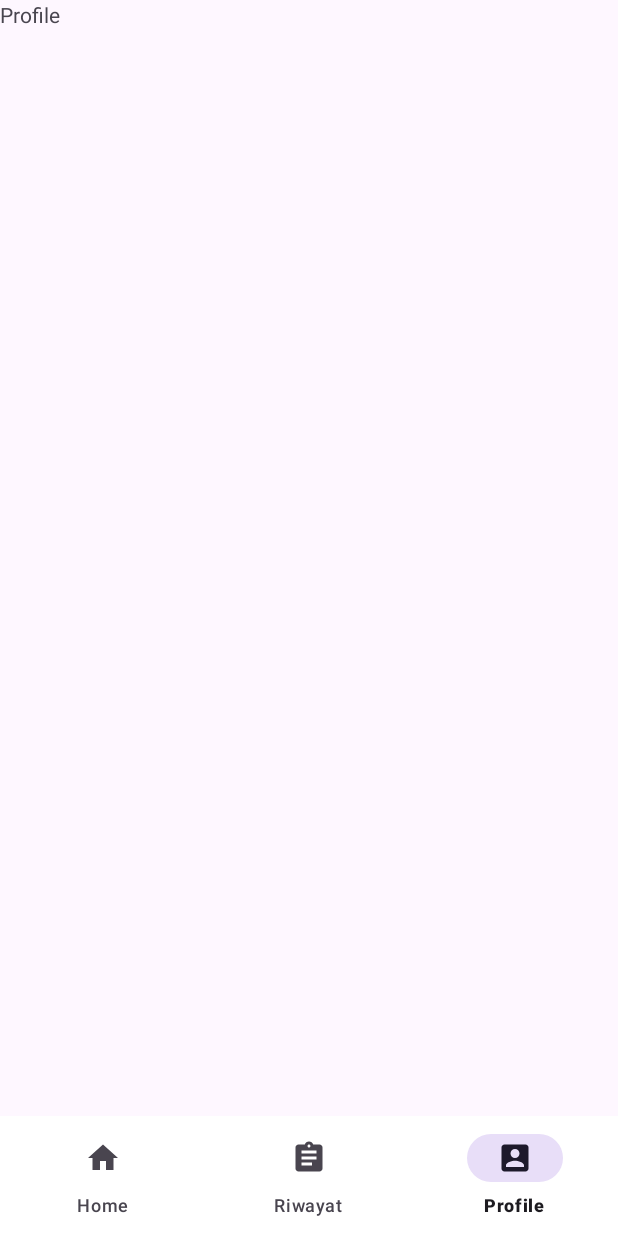
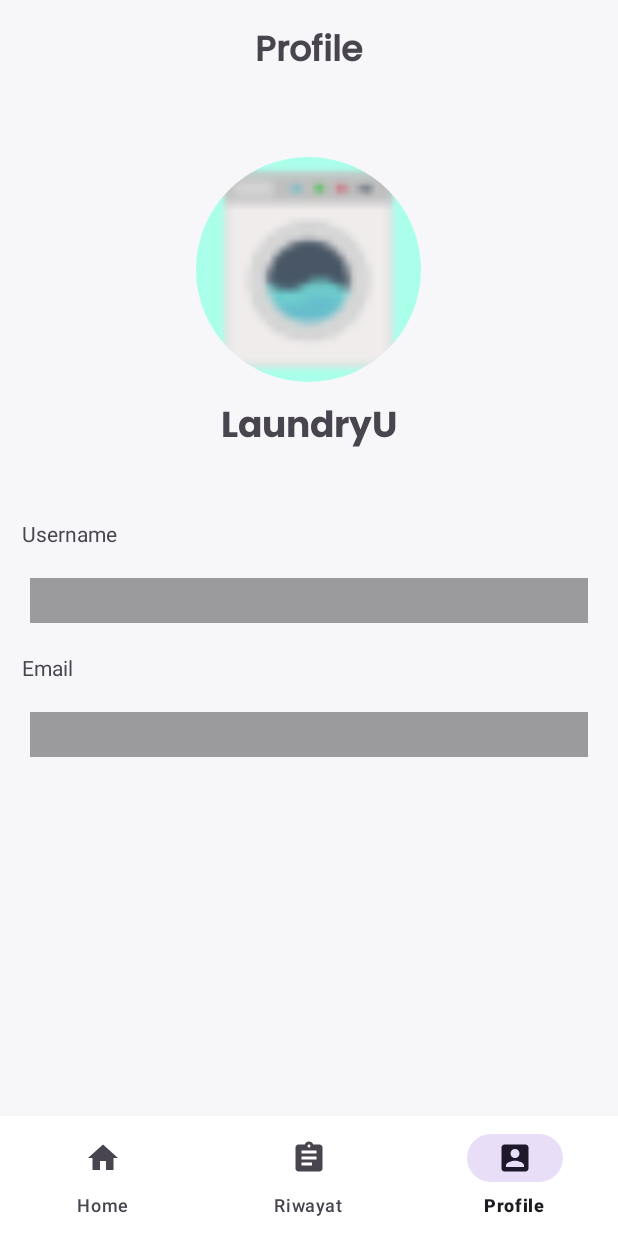
Before and after one commit to UkurUkurMan/LaundryU, an Android app: the screen it shows after launch once a user with an empty profile is signed in (MainActivity), item 3 of the bottom bar chosen, on a phone screen of 412 x 824 dp. Run offline under Robolectric (Android 15) with nearby library versions, the phone set to English and light mode, and no system bars; our stand-ins replace CircleImageView, Firebase (no records; nobody signed in at launch, a user with empty details on screens opened directly).

Commit message:
frontend profile

```diff
--- a/app/build.gradle.kts
+++ b/app/build.gradle.kts
@@ -62,4 +62,5 @@ dependencies {
     implementation("com.google.firebase:firebase-auth-ktx:22.2.0")
     implementation("com.google.android.gms:play-services-auth:20.4.1")
     implementation("com.google.firebase:firebase-auth:20.4.1")
+    implementation("de.hdodenhof:circleimageview:3.1.0")
 }
--- a/app/src/main/res/layout/activity_order.xml
+++ b/app/src/main/res/layout/activity_order.xml
@@ -46,6 +46,6 @@
         android:layout_marginTop="10dp"
         android:layout_width="match_parent"
         android:layout_height="match_parent"
-        tools:listitem="@layout/card_view"
+        tools:listitem="@layout/card_view_history"
         />
 </LinearLayout>
--- a/app/src/main/res/layout/activity_register.xml
+++ b/app/src/main/res/layout/activity_register.xml
@@ -52,7 +52,7 @@
             android:layout_height="wrap_content"
             android:layout_marginTop="75dp"
             android:fontFamily="@font/poppinssemibold"
-            android:text="Masukan Nama "
+            android:text="Masukkan Nama "
             android:textColor="@color/black"
             android:textSize="12sp" />
 
@@ -80,7 +80,7 @@
             android:layout_height="wrap_content"
             android:layout_marginTop="16dp"
             android:fontFamily="@font/poppinssemibold"
-            android:text="Masukan Email "
+            android:text="Masukkan Email "
             android:textColor="@color/black"
             android:textSize="12sp" />
 
@@ -108,7 +108,7 @@
             android:layout_height="wrap_content"
             android:layout_marginTop="16dp"
             android:fontFamily="@font/poppinssemibold"
-            android:text="Masukan Password "
+            android:text="Masukkan Password "
             android:textColor="@color/black"
             android:textSize="12sp" />
 
--- a/app/src/main/res/layout/fragment_home.xml
+++ b/app/src/main/res/layout/fragment_home.xml
@@ -80,7 +80,6 @@
             android:layout_gravity="center|end"
 
             app:cardBackgroundColor="@color/primary">
-            >
             <LinearLayout
                 android:layout_width="match_parent"
                 android:layout_height="match_parent"
@@ -185,6 +184,7 @@
         android:layout_marginLeft="25dp"
         android:layout_marginTop="8dp"
         />
+
     <androidx.recyclerview.widget.RecyclerView
         android:layout_marginTop="10dp"
         android:layout_width="match_parent"
@@ -192,4 +192,5 @@
         tools:listitem="@layout/card_view"
         android:layout_below="@id/proses"
         />
+
 </RelativeLayout>
--- a/app/src/main/res/layout/fragment_profile.xml
+++ b/app/src/main/res/layout/fragment_profile.xml
@@ -1,14 +1,74 @@
 <?xml version="1.0" encoding="utf-8"?>
-<FrameLayout xmlns:android="http://schemas.android.com/apk/res/android"
+<RelativeLayout xmlns:android="http://schemas.android.com/apk/res/android"
     xmlns:tools="http://schemas.android.com/tools"
     android:layout_width="match_parent"
     android:layout_height="match_parent"
+    xmlns:app="http://schemas.android.com/apk/res-auto"
+    android:background="@color/background"
     tools:context=".profile">
+    <TextView
+        android:id="@+id/proses"
+        android:layout_width="match_parent"
+        android:layout_height="wrap_content"
+        android:text="Profile"
+        android:gravity="center"
+        android:textStyle="bold"
+        android:fontFamily="@font/poppinsmedium"
+        android:textSize="23dp"
+        android:layout_marginTop="15dp"
+        />
 
-    <!-- TODO: Update blank fragment layout -->
-    <TextView
+    <LinearLayout
         android:layout_width="match_parent"
-        android:layout_height="match_parent"
-        android:text="Profile" />
+        android:layout_height="wrap_content"
+        android:layout_below="@id/proses"
+        android:layout_marginTop="50dp"
+        android:gravity="center"
+        android:orientation="vertical">
+        <de.hdodenhof.circleimageview.CircleImageView
+            android:id="@+id/imageView"
+            android:layout_width="150dp"
+            android:layout_height="150dp"
+            android:src="@drawable/cuci" />
+        <TextView
+            android:layout_width="match_parent"
+            android:layout_height="wrap_content"
+            android:text="@string/app_name"
+            android:textAlignment="center"
+            android:layout_marginTop="10dp"
+            android:fontFamily="@font/poppinsbold"
+            android:textSize="24dp"
+            android:layout_marginBottom="40dp">
+        </TextView>
 
-</FrameLayout>
+        <TextView
+            android:layout_width="match_parent"
+            android:layout_height="wrap_content"
+            android:text="Username"
+            android:layout_marginLeft="10dp">
+        </TextView>
+        <ImageView
+            android:id="@+id/line"
+            android:layout_width="match_parent"
+            android:layout_height="30dp"
+            android:layout_margin="20dp"
+            android:background="#9B9A9D"
+        />
+
+        <TextView
+            android:layout_width="match_parent"
+            android:layout_height="wrap_content"
+            android:text="Email"
+            android:layout_marginLeft="10dp">
+        </TextView>
+
+        <ImageView
+            android:id="@+id/line2"
+            android:layout_width="match_parent"
+            android:layout_height="30dp"
+            android:layout_margin="20dp"
+            android:background="#9B9A9D"
+            />
+    </LinearLayout>
+
+</RelativeLayout>
--- a/app/src/main/res/layout/fragment_riwayat.xml
+++ b/app/src/main/res/layout/fragment_riwayat.xml
@@ -15,6 +15,7 @@
         android:textStyle="bold"
         android:textSize="23dp"
         android:layout_marginTop="15dp"
+        android:fontFamily="@font/poppinsmedium"
         />
     <androidx.recyclerview.widget.RecyclerView
         android:layout_marginTop="10dp"
```
Also changed, not shown: app/src/main/java/com/laundryukurukur/signUp.kt (deleted, +0 -59 lines), app/src/main/res/layout/fragment_sign_up.xml (deleted, +0 -8 lines).
